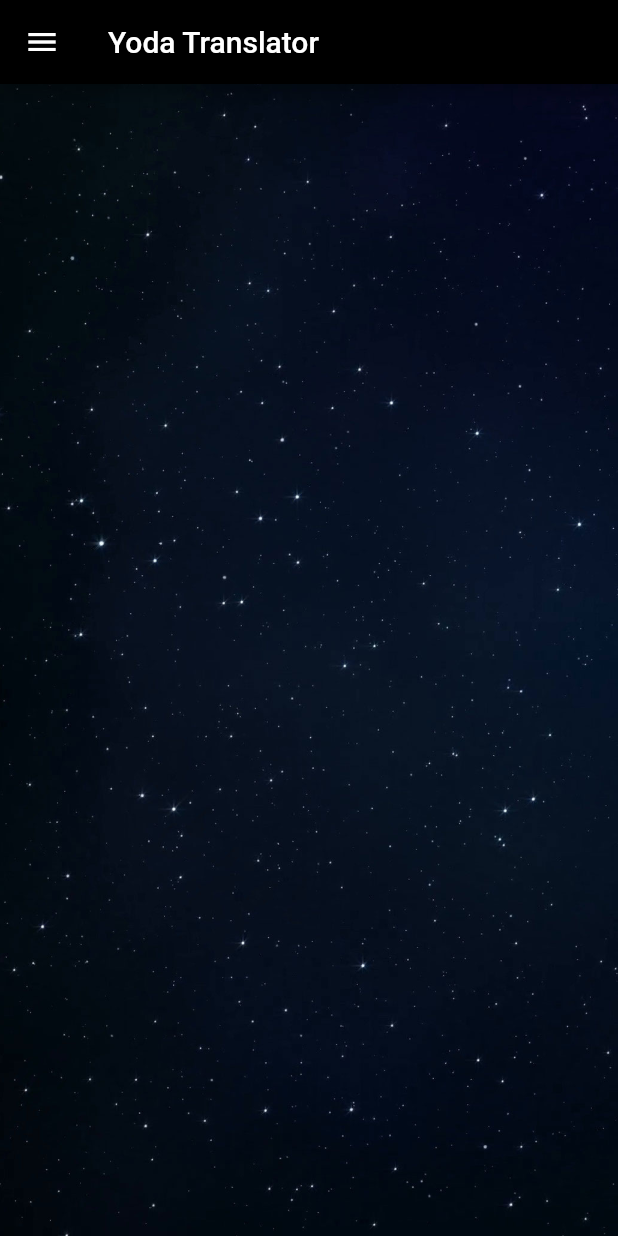
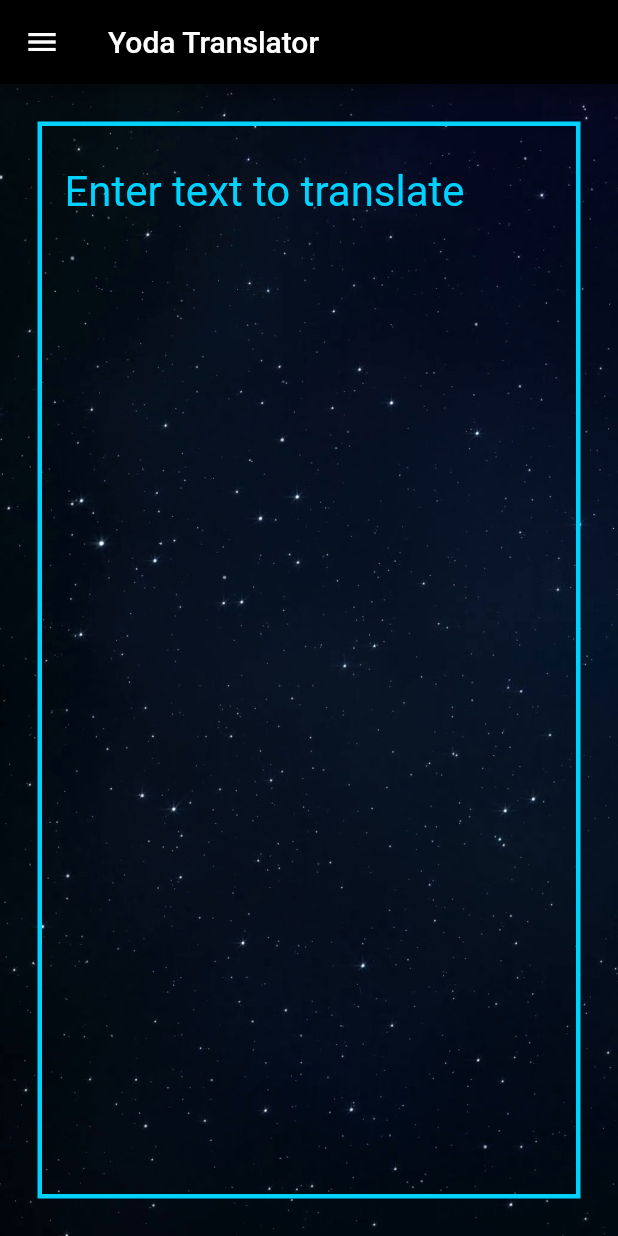
Before and after one commit to MatthewJones517/yoda_translator, a Flutter app: the screen it shows after launch, on a phone screen of 412 x 824 dp. Run offline on Flutter 3.47's test engine with Material 2 defaults, Android fonts, the phone set to English and light mode, and no system bars.

Commit message:
Added Input Text Field

```diff
--- a/lib/src/screens/home.dart
+++ b/lib/src/screens/home.dart
@@ -1,6 +1,5 @@
 import 'package:flutter/material.dart';
 import 'package:yoda_translator/src/widgets/custom_scaffold.dart';
-import 'package:yoda_translator/src/widgets/menu_drawer.dart';
 
 class Home extends StatefulWidget {
   @override
@@ -8,6 +7,8 @@
 }
 
 class _HomeState extends State<Home> {
+  String _inputText = "";
+
   @override
   Widget build(BuildContext context) {
     return CustomScaffold(
@@ -24,7 +25,58 @@
           fit: BoxFit.cover,
         ),
       ),
-      child: Container(),
+      child: uiItems(context),
+    );
+  }
+
+   Widget uiItems(BuildContext context) {
+    return Container(
+      margin: EdgeInsets.all(25),
+      child: Column(
+        crossAxisAlignment: CrossAxisAlignment.stretch,
+        children: <Widget>[
+          inputTextBox(),
+        ],
+      ),
+    );
+  }
+
+  Widget inputTextBox() {
+    return Expanded(
+      flex: 6,
+      child: Container(
+        decoration: BoxDecoration(
+          border: Border.all(
+            width: 3,
+            color: Color(0xff00d2ff),
+          ),
+        ),
+        padding: EdgeInsets.all(15),
+        child: inputTextField(),
+      ),
+    );
+  }
+
+  Widget inputTextField() {
+    return TextField(
+      onChanged: (String newText) {
+        setState(() {
+          _inputText = newText;
+        });
+      },
+      decoration: InputDecoration(
+        border: InputBorder.none,
+        hintText: 'Enter text to translate',
+        hintStyle: TextStyle(
+          color: Color(0xff00d2ff),
+        ),
+      ),
+      keyboardType: TextInputType.multiline,
+      maxLines: null,
+      style: TextStyle(
+        fontSize: 28,
+        color: Color(0xff00d2ff),
+      ),
     );
   }
 }
```
